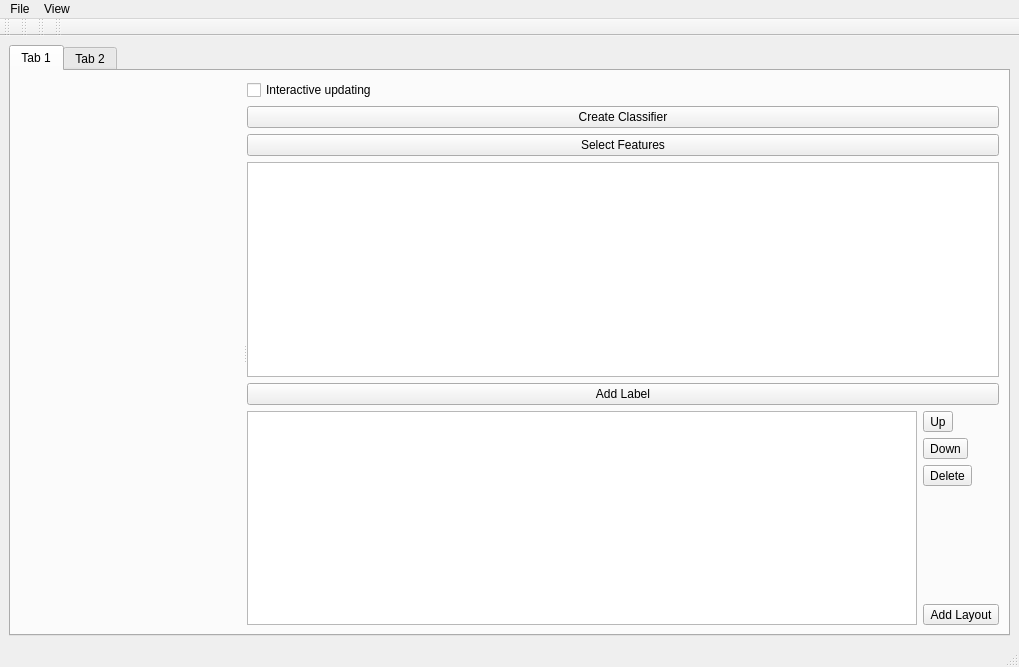
The window that designerElements/MainWindow.ui (ilastik/ilastik) describes before a commit, drawn with Qt 5.
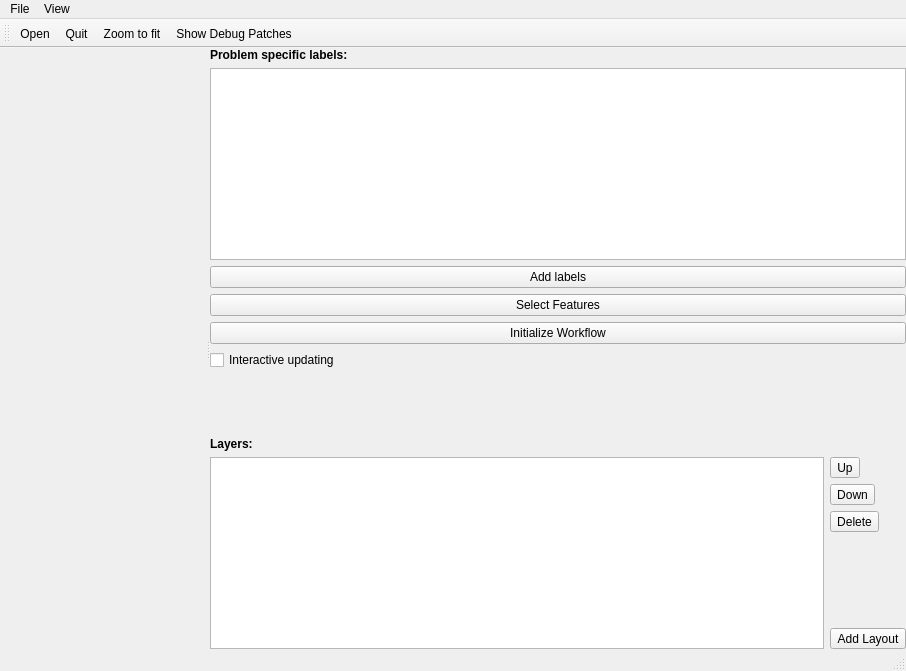
The same window after the commit. Icons and pictures are not drawn. Custom widgets are drawn as their Qt base class.

Commit message: saner clickpath through program demo

Diff of the .ui file:
```diff
--- a/designerElements/MainWindow.ui
+++ b/designerElements/MainWindow.ui
@@ -6,8 +6,8 @@
    <rect>
     <x>0</x>
     <y>0</y>
-    <width>1019</width>
-    <height>667</height>
+    <width>906</width>
+    <height>671</height>
    </rect>
   </property>
   <property name="windowTitle">
@@ -15,16 +15,9 @@
   </property>
   <widget class="QWidget" name="centralwidget">
    <layout class="QVBoxLayout" name="verticalLayout_3">
-    <item>
-     <widget class="QTabWidget" name="tabWidget">
-      <property name="currentIndex">
+    <property name="margin">
        <number>0</number>
       </property>
-      <widget class="QWidget" name="tab">
-       <attribute name="title">
-        <string>Tab 1</string>
-       </attribute>
-       <layout class="QHBoxLayout" name="horizontalLayout_2">
         <item>
          <widget class="QSplitter" name="splitter">
           <property name="orientation">
@@ -39,6 +32,59 @@
             </sizepolicy>
            </property>
            <layout class="QVBoxLayout" name="verticalLayout_2">
+        <item>
+         <widget class="QLabel" name="label">
+          <property name="text">
+           <string>&lt;b&gt;Problem specific labels:&lt;/b&gt;</string>
+          </property>
+         </widget>
+        </item>
+        <item>
+         <widget class="LabelListView" name="labelListView">
+          <property name="sizePolicy">
+           <sizepolicy hsizetype="Minimum" vsizetype="Preferred">
+            <horstretch>0</horstretch>
+            <verstretch>0</verstretch>
+           </sizepolicy>
+          </property>
+         </widget>
+        </item>
+        <item>
+         <widget class="QPushButton" name="AddLabelButton">
+          <property name="styleSheet">
+           <string notr="true"/>
+          </property>
+          <property name="text">
+           <string>Add labels</string>
+          </property>
+         </widget>
+        </item>
+        <item>
+         <widget class="QPushButton" name="SelectFeaturesButton">
+          <property name="sizePolicy">
+           <sizepolicy hsizetype="Minimum" vsizetype="Fixed">
+            <horstretch>0</horstretch>
+            <verstretch>0</verstretch>
+           </sizepolicy>
+          </property>
+          <property name="text">
+           <string>Select Features</string>
+          </property>
+         </widget>
+        </item>
+        <item>
+         <widget class="QPushButton" name="StartClassificationButton">
+          <property name="sizePolicy">
+           <sizepolicy hsizetype="Minimum" vsizetype="Fixed">
+            <horstretch>0</horstretch>
+            <verstretch>0</verstretch>
+           </sizepolicy>
+          </property>
+          <property name="text">
+           <string>Initialize Workflow</string>
+          </property>
+         </widget>
+        </item>
             <item>
              <widget class="QCheckBox" name="checkInteractive">
               <property name="enabled">
@@ -50,50 +96,27 @@
              </widget>
             </item>
             <item>
-             <widget class="QPushButton" name="StartClassificationButton">
-              <property name="sizePolicy">
-               <sizepolicy hsizetype="Minimum" vsizetype="Fixed">
-                <horstretch>0</horstretch>
-                <verstretch>0</verstretch>
-               </sizepolicy>
-              </property>
-              <property name="text">
-               <string>Create Classifier</string>
-              </property>
-             </widget>
+         <spacer name="verticalSpacer_2">
+          <property name="orientation">
+           <enum>Qt::Vertical</enum>
+          </property>
+          <property name="sizeHint" stdset="0">
+           <size>
+            <width>20</width>
+            <height>10</height>
+           </size>
+          </property>
+         </spacer>
             </item>
             <item>
-             <widget class="QPushButton" name="SelectFeaturesButton">
-              <property name="sizePolicy">
-               <sizepolicy hsizetype="Minimum" vsizetype="Fixed">
-                <horstretch>0</horstretch>
-                <verstretch>0</verstretch>
-               </sizepolicy>
-              </property>
+         <widget class="QLabel" name="label_2">
               <property name="text">
-               <string>Select Features</string>
+           <string>&lt;b&gt;Layers:&lt;/b&gt;</string>
               </property>
              </widget>
             </item>
             <item>
-             <widget class="LabelListView" name="labelListView">
-              <property name="sizePolicy">
-               <sizepolicy hsizetype="Minimum" vsizetype="Expanding">
-                <horstretch>0</horstretch>
-                <verstretch>0</verstretch>
-               </sizepolicy>
-              </property>
-             </widget>
-            </item>
-            <item>
-             <widget class="QPushButton" name="AddLabelButton">
-              <property name="text">
-               <string>Add Label</string>
-              </property>
-             </widget>
-            </item>
-            <item>
-             <widget class="QWidget" name="widget" native="true">
+         <widget class="QWidget" name="widget_2" native="true">
               <property name="sizePolicy">
                <sizepolicy hsizetype="Minimum" vsizetype="Preferred">
                 <horstretch>0</horstretch>
@@ -115,7 +138,7 @@
                 </widget>
                </item>
                <item>
-                <widget class="QWidget" name="widget" native="true">
+            <widget class="QWidget" name="widget_3" native="true">
                  <layout class="QVBoxLayout" name="verticalLayout">
                   <property name="margin">
                    <number>0</number>
@@ -201,21 +224,12 @@
         </item>
        </layout>
       </widget>
-      <widget class="QWidget" name="tab_2">
-       <attribute name="title">
-        <string>Tab 2</string>
-       </attribute>
-      </widget>
-     </widget>
-    </item>
-   </layout>
-  </widget>
   <widget class="QMenuBar" name="menubar">
    <property name="geometry">
     <rect>
      <x>0</x>
      <y>0</y>
-     <width>1019</width>
+     <width>906</width>
      <height>24</height>
     </rect>
    </property>
@@ -247,39 +261,10 @@
    <attribute name="toolBarBreak">
     <bool>false</bool>
    </attribute>
-  </widget>
-  <widget class="QToolBar" name="toolBar_2">
-   <property name="windowTitle">
-    <string>toolBar_2</string>
-   </property>
-   <attribute name="toolBarArea">
-    <enum>TopToolBarArea</enum>
-   </attribute>
-   <attribute name="toolBarBreak">
-    <bool>false</bool>
-   </attribute>
-  </widget>
-  <widget class="QToolBar" name="toolBar_3">
-   <property name="windowTitle">
-    <string>toolBar_3</string>
-   </property>
-   <attribute name="toolBarArea">
-    <enum>TopToolBarArea</enum>
-   </attribute>
-   <attribute name="toolBarBreak">
-    <bool>false</bool>
-   </attribute>
-  </widget>
-  <widget class="QToolBar" name="toolBar_4">
-   <property name="windowTitle">
-    <string>toolBar_4</string>
-   </property>
-   <attribute name="toolBarArea">
-    <enum>TopToolBarArea</enum>
-   </attribute>
-   <attribute name="toolBarBreak">
-    <bool>false</bool>
-   </attribute>
+   <addaction name="actionOpen"/>
+   <addaction name="actionQuit"/>
+   <addaction name="actionFitToScreen"/>
+   <addaction name="actionShowDebugPatches"/>
   </widget>
   <action name="actionOpen">
    <property name="icon">
```
Left out of the diff: 4 changed lines with no effect on the pictures. Lines whose indentation alone changed are shown as unchanged. The commit also changes 1 other file.
